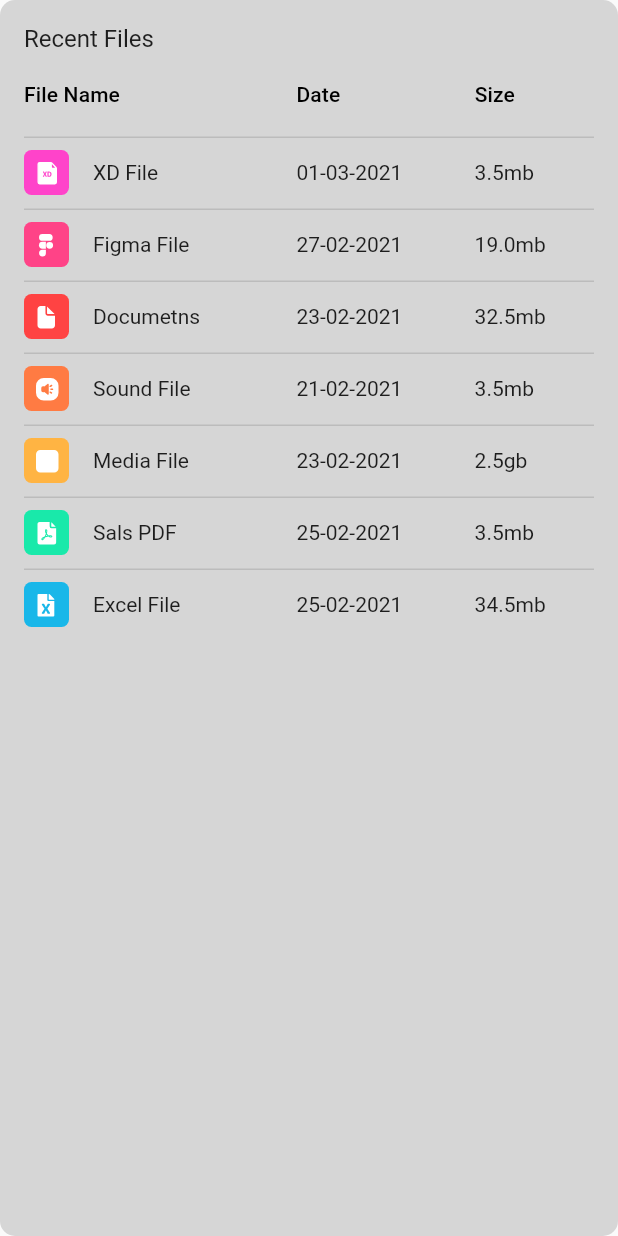
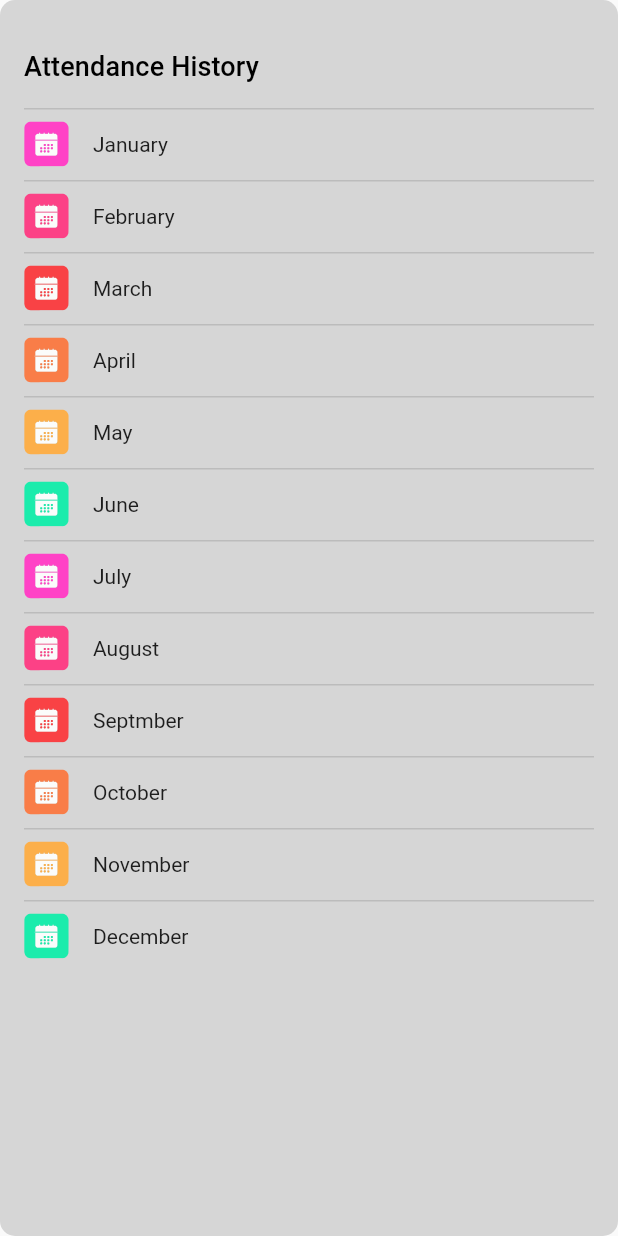
Before and after one commit to AramanSalunke/iPresent, a Flutter app: the RecentFiles widget shown alone on an empty page, opened directly, on a phone screen of 412 x 824 dp. Run offline on Flutter 3.47's test engine with Material 2 defaults, Android fonts, the phone set to English and light mode, and no system bars; our stand-ins replace auto_route, cloud_firestore, connectivity, device_info, firebase_auth, firebase_core and 19 more; missing offline and left inert: dart:ffi; accounts and stored records are empty; network calls fail; project files that could hold a hidden picture were left out.

Commit message:
dashboard ui changed

```diff
--- a/lib/dashboard/components/chart.dart
+++ b/lib/dashboard/components/chart.dart
@@ -27,14 +27,14 @@ class Chart extends StatelessWidget {
               children: [
                 SizedBox(height: defaultPadding),
                 Text(
-                  "29.1",
+                  "25%",
                   style: Theme.of(context).textTheme.headline4!.copyWith(
-                        color: Colors.white,
+                        // color: Colors.greenAccent[400],
                         fontWeight: FontWeight.w600,
                         height: 0.5,
                       ),
                 ),
-                Text("of 128GB")
+                Text("of 100%")
               ],
             ),
           ),
@@ -46,29 +46,29 @@ class Chart extends StatelessWidget {
 
 List<PieChartSectionData> paiChartSelectionDatas = [
   PieChartSectionData(
-    color: primaryColor,
+    color: Colors.greenAccent[400],
     value: 25,
     showTitle: false,
-    radius: 25,
-  ),
-  PieChartSectionData(
-    color: Color(0xFF26E5FF),
-    value: 20,
-    showTitle: false,
-    radius: 22,
-  ),
-  PieChartSectionData(
-    color: Color(0xFFFFCF26),
-    value: 10,
-    showTitle: false,
-    radius: 19,
+    radius: 18,
   ),
   PieChartSectionData(
     color: Color(0xFFEE2727),
-    value: 15,
+    value: 10,
     showTitle: false,
     radius: 16,
   ),
+  // PieChartSectionData(
+  //   color: Color(0xFFFFCF26),
+  //   value: 10,
+  //   showTitle: false,
+  //   radius: 19,
+  // ),
+  // PieChartSectionData(
+  //   color: Color(0xFFEE2727),
+  //   value: 15,
+  //   showTitle: false,
+  //   radius: 16,
+  // ),
   PieChartSectionData(
     color: primaryColor.withOpacity(0.1),
     value: 25,
--- a/lib/dashboard/components/recent_files.dart
+++ b/lib/dashboard/components/recent_files.dart
@@ -4,7 +4,7 @@ import 'package:ipresent/dashboard/constants.dart';
 import 'package:ipresent/dashboard/models/RecentFile.dart';
 
 class RecentFiles extends StatelessWidget {
-  const RecentFiles({
+  RecentFiles({
     Key? key,
   }) : super(key: key);
 
@@ -19,10 +19,6 @@ class RecentFiles extends StatelessWidget {
       child: Column(
         crossAxisAlignment: CrossAxisAlignment.start,
         children: [
-          Text(
-            "Recent Files",
-            style: Theme.of(context).textTheme.subtitle1,
-          ),
           SizedBox(
             width: double.infinity,
             child: DataTable(
@@ -30,14 +26,19 @@ class RecentFiles extends StatelessWidget {
               columnSpacing: defaultPadding,
               columns: [
                 DataColumn(
-                  label: Text("File Name"),
+                  label: Text(
+                    "Attendance History",
+                    style: TextStyle(
+                      fontSize: 18,
+                    ),
+                  ),
                 ),
-                DataColumn(
-                  label: Text("Date"),
-                ),
-                DataColumn(
-                  label: Text("Size"),
-                ),
+                // DataColumn(
+                //   label: Text("Date"),
+                // ),
+                // DataColumn(
+                //   label: Text("Size"),
+                // ),
               ],
               rows: List.generate(
                 demoRecentFiles.length,
@@ -69,8 +70,8 @@ DataRow recentFileDataRow(RecentFile fileInfo) {
           ],
         ),
       ),
-      DataCell(Text(fileInfo.date!)),
-      DataCell(Text(fileInfo.size!)),
+      // DataCell(Text(fileInfo.date!)),
+      // DataCell(Text(fileInfo.size!)),
     ],
   );
 }
--- a/lib/dashboard/models/RecentFile.dart
+++ b/lib/dashboard/models/RecentFile.dart
@@ -1,50 +1,65 @@
 class RecentFile {
-  final String? icon, title, date, size;
+  final String? icon, title;
 
-  RecentFile({this.icon, this.title, this.date, this.size});
+  RecentFile({
+    this.icon,
+    this.title,
+  });
 }
 
 List demoRecentFiles = [
   RecentFile(
-    icon: "assets/icons/xd_file.svg",
-    title: "XD File",
-    date: "01-03-2021",
-    size: "3.5mb",
+    icon: "assets/icons/jan.svg",
+    title: "January",
   ),
   RecentFile(
-    icon: "assets/icons/Figma_file.svg",
-    title: "Figma File",
-    date: "27-02-2021",
-    size: "19.0mb",
+    icon: "assets/icons/feb.svg",
+    title: "February",
   ),
   RecentFile(
-    icon: "assets/icons/doc_file.svg",
-    title: "Documetns",
-    date: "23-02-2021",
-    size: "32.5mb",
+    icon: "assets/icons/march.svg",
+    title: "March",
   ),
   RecentFile(
-    icon: "assets/icons/sound_file.svg",
-    title: "Sound File",
-    date: "21-02-2021",
-    size: "3.5mb",
+    icon: "assets/icons/april.svg",
+    title: "April",
   ),
   RecentFile(
-    icon: "assets/icons/media_file.svg",
-    title: "Media File",
-    date: "23-02-2021",
-    size: "2.5gb",
+    icon: "assets/icons/may.svg",
+    title: "May",
   ),
   RecentFile(
-    icon: "assets/icons/pdf_file.svg",
-    title: "Sals PDF",
-    date: "25-02-2021",
-    size: "3.5mb",
+    icon: "assets/icons/june.svg",
+    title: "June",
   ),
   RecentFile(
-    icon: "assets/icons/excle_file.svg",
-    title: "Excel File",
-    date: "25-02-2021",
-    size: "34.5mb",
+    icon: "assets/icons/jan.svg",
+    title: "July",
   ),
+  RecentFile(
+    icon: "assets/icons/feb.svg",
+    title: "August",
+  ),
+  RecentFile(
+    icon: "assets/icons/march.svg",
+    title: "Septmber",
+  ),
+  RecentFile(
+    icon: "assets/icons/april.svg",
+    title: "October",
+  ),
+  RecentFile(
+    icon: "assets/icons/may.svg",
+    title: "November",
+  ),
+  RecentFile(
+    icon: "assets/icons/june.svg",
+    title: "December",
+  ),
+//   RecentFile(
+//     icon: "assets/icons/excle_file.svg",
+//     title: "Excel File",
+//     date: "25-02-2021",
+//     size: "34.5mb",
+//   ),
 ];
--- a/lib/dashboard_screen/dash_board_screen.dart
+++ b/lib/dashboard_screen/dash_board_screen.dart
@@ -1,6 +1,6 @@
 import 'package:flutter/material.dart';
 import 'package:ipresent/constants/custom_appbar.dart';
-import 'package:ipresent/dashboard/dashboard_screen.dart';
+import 'package:ipresent/dashboard/dashboard_View_screen.dart';
 import 'package:provider/provider.dart';
 
 class DashBoardScreen extends StatefulWidget {
--- a/pubspec.yaml
+++ b/pubspec.yaml
@@ -27,6 +27,8 @@ dependencies:
   recase: ^4.0.0
   shimmer: ^2.0.0
   cool_alert: ^1.1.0
+  #login
+  google_sign_in: ^5.0.4
   #maps
   geolocator: ^7.0.3
   latlong2: ^0.8.0
```
Also changed, not shown: assets/icons/april.svg (added), assets/icons/feb.svg (added), assets/icons/jan.svg (added), assets/icons/june.svg (added), assets/icons/logo.png (added), assets/icons/march.svg (added), assets/icons/may.svg (added), lib/dashboard/dashboard_View_screen.dart (renamed from lib/dashboard/dashboard_screen.dart), pubspec.lock.
